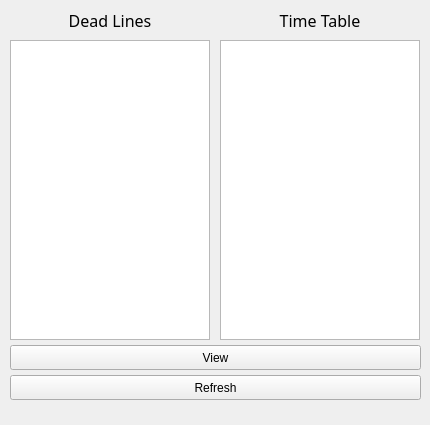
Before: the Qt Designer form main_form.ui in Sooneur/windows_desktop_timetable, drawn with Qt 5.
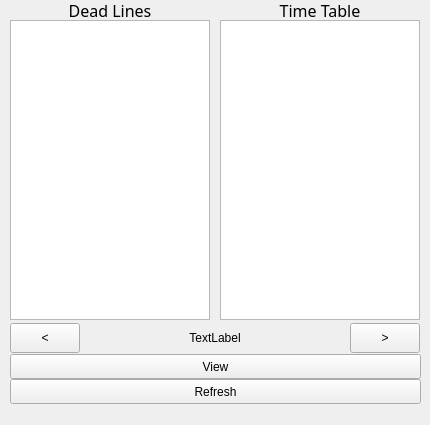
After: the same form once the commit is applied.

Commit message: 1.11 edited start_view and shows dates in viewer. need: dialogs of confirming

Diff of the .ui file:
```diff
--- a/main_form.ui
+++ b/main_form.ui
@@ -18,7 +18,7 @@
     <property name="geometry">
      <rect>
       <x>220</x>
-      <y>40</y>
+      <y>20</y>
       <width>200</width>
       <height>300</height>
      </rect>
@@ -28,7 +28,7 @@
     <property name="geometry">
      <rect>
       <x>10</x>
-      <y>40</y>
+      <y>20</y>
       <width>200</width>
       <height>300</height>
      </rect>
@@ -41,7 +41,7 @@
     <property name="geometry">
      <rect>
       <x>220</x>
-      <y>10</y>
+      <y>0</y>
       <width>200</width>
       <height>20</height>
      </rect>
@@ -65,7 +65,7 @@
     <property name="geometry">
      <rect>
       <x>10</x>
-      <y>10</y>
+      <y>0</y>
       <width>200</width>
       <height>20</height>
      </rect>
@@ -87,7 +87,7 @@
     <property name="geometry">
      <rect>
       <x>10</x>
-      <y>345</y>
+      <y>354</y>
       <width>411</width>
       <height>25</height>
      </rect>
@@ -103,7 +103,7 @@
     <property name="geometry">
      <rect>
       <x>10</x>
-      <y>375</y>
+      <y>379</y>
       <width>411</width>
       <height>25</height>
      </rect>
@@ -112,6 +112,48 @@
      <string>Refresh</string>
     </property>
    </widget>
+   <widget class="QPushButton" name="date_back_btn">
+    <property name="geometry">
+     <rect>
+      <x>10</x>
+      <y>323</y>
+      <width>70</width>
+      <height>30</height>
+     </rect>
+    </property>
+    <property name="text">
+     <string>&lt;</string>
+    </property>
+   </widget>
+   <widget class="QPushButton" name="date_forw_btn">
+    <property name="geometry">
+     <rect>
+      <x>350</x>
+      <y>323</y>
+      <width>70</width>
+      <height>30</height>
+     </rect>
+    </property>
+    <property name="text">
+     <string>&gt;</string>
+    </property>
+   </widget>
+   <widget class="QLabel" name="date_txt">
+    <property name="geometry">
+     <rect>
+      <x>80</x>
+      <y>323</y>
+      <width>270</width>
+      <height>30</height>
+     </rect>
+    </property>
+    <property name="text">
+     <string>TextLabel</string>
+    </property>
+    <property name="alignment">
+     <set>Qt::AlignCenter</set>
+    </property>
+   </widget>
   </widget>
   <widget class="QMenuBar" name="menubar">
    <property name="geometry">
```
The commit also changes 3 other files.
